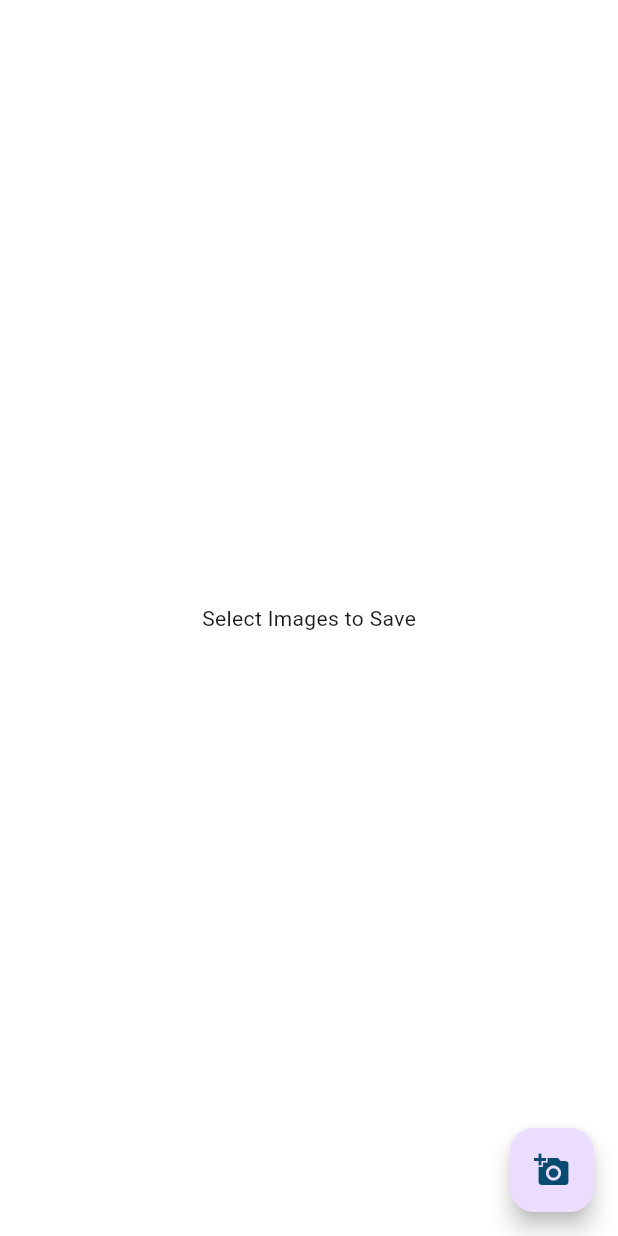
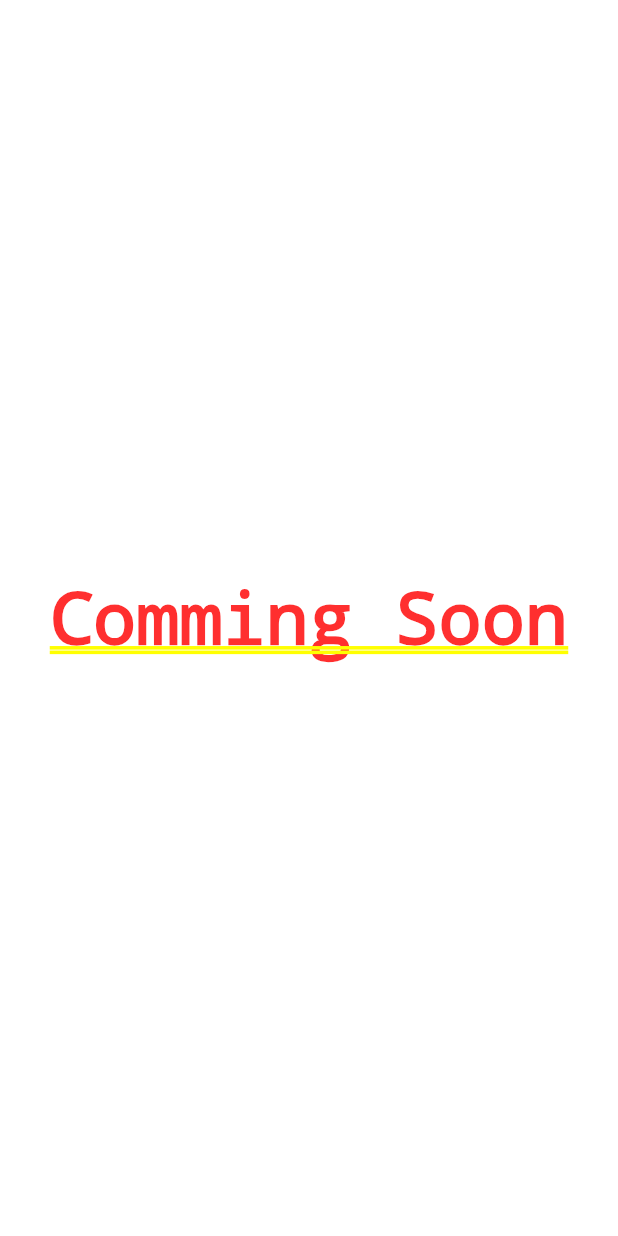
Before and after one commit to HashiniDivyanjanee/Vehicle_Service_App, a Flutter app: the ImageUpload screen opened by its route, on a phone screen of 412 x 824 dp. Run offline on Flutter 3.47's test engine with Material 3 defaults, Android fonts, the phone set to English and light mode, and no system bars; our stand-ins replace bloc, convex_bottom_bar, dio, equatable, flutter_bloc, go_router and 3 more; missing offline and left inert: flutter_sound; network calls fail.

Commit message:
Rename ServiceType to JObRegister and update tab structure; simplify ImageUpload and VehicalInformation components

```diff
--- a/lib/src/presentation/screen/job_details.dart
+++ b/lib/src/presentation/screen/job_details.dart
@@ -86,7 +86,7 @@ class JobDetails extends StatelessWidget {
             ),
           ),
           body: TabBarView(
-            children: [ServiceType(), VehicalInformation(), ImageUpload()],
+            children: [JObRegister(), VehicalInformation(), ImageUpload()],
           ),
         ),
       ),
--- a/lib/src/presentation/tabs/image_upload.dart
+++ b/lib/src/presentation/tabs/image_upload.dart
@@ -14,62 +14,65 @@ class ImageUpload extends StatefulWidget {
 class _ImageUploadState extends State<ImageUpload> {
   @override
   Widget build(BuildContext context) {
-    return Scaffold(
-      body: BlocConsumer<ImageBloc, ImageState>(
-        listener: (context, state) {
-          if (state is ImageError) {
-            ScaffoldMessenger.of(context)
-                .showSnackBar(SnackBar(content: Text(state.message)));
-          } else if (state is ImagesSaved) {
-            ScaffoldMessenger.of(context).showSnackBar(SnackBar(
-              content: Text('Images Saved Successfully'),
-            ));
-          }
-        },
-        builder: (context, state) {
-          if (state is ImageInitial) {
-            return Center(child: Text('Select Images to Save'));
-          } else if (state is ImagesPicked) {
-            return Column(
-              children: [
-                Expanded(
-                  child: ListView.builder(
-                    itemCount: state.images.length,
-                    itemBuilder: (context, index) {
-                      return SizedBox(
-                          width: double.infinity,
-                          height: 400,
-                          child: Image.file(File(state.images[index].path)));
-                    },
-                  ),
-                ),
-                ButtonComponent(
-                    buttonText: "SAVE",
-                    textColor: Colors.white,
-                    buttonColor: AppThemes.PrimaryColor,
-                    callback: () {
-                      context
-                          .read<ImageBloc>()
-                          .add(SaveImagesEvent(images: state.images));
-                    }),
-              ],
-            );
-          } else if (state is ImagesSaved) {
-            return Center(
-                child: Text(
-              'Images Saved Successfully',
-              style: TextStyle(color: Colors.green),
-            ));
-          } else {
-            return Center(child: CircularProgressIndicator());
-          }
-        },
-      ),
-      floatingActionButton: FloatingActionButton(
-          onPressed: () {
-            context.read<ImageBloc>().add(PickImagesEvent());
-          },
-          child: Icon(Icons.add_a_photo, color: AppThemes.PrimaryColor)),
+    return Container(
+      child: Center(child: Text('Comming Soon')),
     );
+    //  Scaffold(
+    //   body: BlocConsumer<ImageBloc, ImageState>(
+    //     listener: (context, state) {
+    //       if (state is ImageError) {
+    //         ScaffoldMessenger.of(context)
+    //             .showSnackBar(SnackBar(content: Text(state.message)));
+    //       } else if (state is ImagesSaved) {
+    //         ScaffoldMessenger.of(context).showSnackBar(SnackBar(
+    //           content: Text('Images Saved Successfully'),
+    //         ));
+    //       }
+    //     },
+    //     builder: (context, state) {
+    //       if (state is ImageInitial) {
+    //         return Center(child: Text('Select Images to Save'));
+    //       } else if (state is ImagesPicked) {
+    //         return Column(
+    //           children: [
+    //             Expanded(
+    //               child: ListView.builder(
+    //                 itemCount: state.images.length,
+    //                 itemBuilder: (context, index) {
+    //                   return SizedBox(
+    //                       width: double.infinity,
+    //                       height: 400,
+    //                       child: Image.file(File(state.images[index].path)));
+    //                 },
+    //               ),
+    //             ),
+    //             ButtonComponent(
+    //                 buttonText: "SAVE",
+    //                 textColor: Colors.white,
+    //                 buttonColor: AppThemes.PrimaryColor,
+    //                 callback: () {
+    //                   context
+    //                       .read<ImageBloc>()
+    //                       .add(SaveImagesEvent(images: state.images));
+    //                 }),
+    //           ],
+    //         );
+    //       } else if (state is ImagesSaved) {
+    //         return Center(
+    //             child: Text(
+    //           'Images Saved Successfully',
+    //           style: TextStyle(color: Colors.green),
+    //         ));
+    //       } else {
+    //         return Center(child: CircularProgressIndicator());
+    //       }
+    //     },
+    //   ),
+    //   floatingActionButton: FloatingActionButton(
+    //       onPressed: () {
+    //         context.read<ImageBloc>().add(PickImagesEvent());
+    //       },
+    //       child: Icon(Icons.add_a_photo, color: AppThemes.PrimaryColor)),
+    // );
   }
 }
```
Also changed, not shown: lib/src/presentation/tabs/service_type_tab.dart (+4 -4 lines), lib/src/presentation/tabs/vehical_information_tab.dart (+53 -50 lines).
